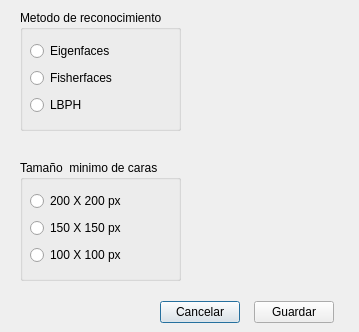
This is GUI/Ventanas/ventana_config.ui in Hypotech/Proyecto_Terminal as Qt 5 draws it before an edit. The edited form follows.
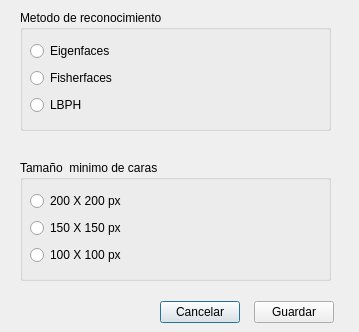
This is the edited form.

Patch:
```diff
--- a/GUI/Ventanas/ventana_config.ui
+++ b/GUI/Ventanas/ventana_config.ui
@@ -18,7 +18,7 @@
     <rect>
      <x>20</x>
      <y>10</y>
-     <width>161</width>
+     <width>311</width>
      <height>121</height>
     </rect>
    </property>
@@ -30,7 +30,7 @@
      <rect>
       <x>10</x>
       <y>30</y>
-      <width>102</width>
+      <width>271</width>
       <height>77</height>
      </rect>
     </property>
@@ -64,7 +64,7 @@
     <rect>
      <x>20</x>
      <y>160</y>
-     <width>161</width>
+     <width>311</width>
      <height>121</height>
     </rect>
    </property>
@@ -76,7 +76,7 @@
      <rect>
       <x>10</x>
       <y>30</y>
-      <width>108</width>
+      <width>271</width>
       <height>77</height>
      </rect>
     </property>
```
